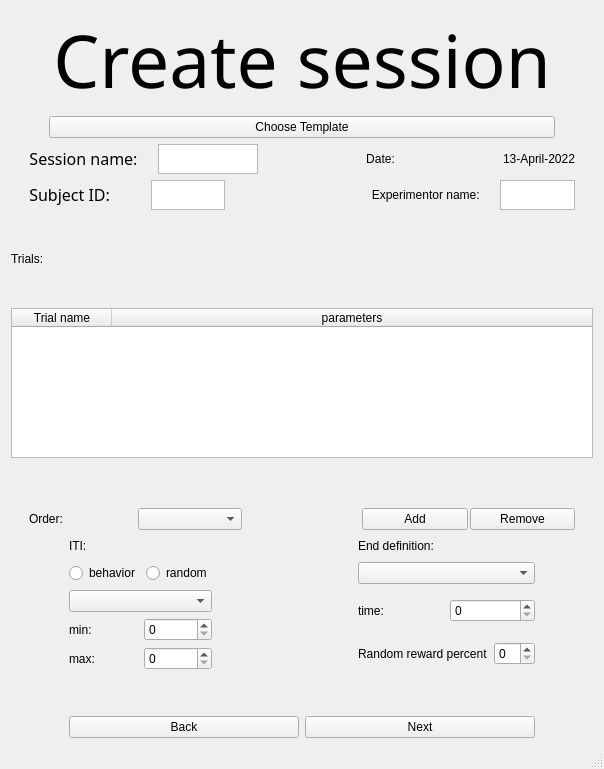
KehatSudri/Behavior_System2.0, file UI/create_session.ui: the form before one commit.
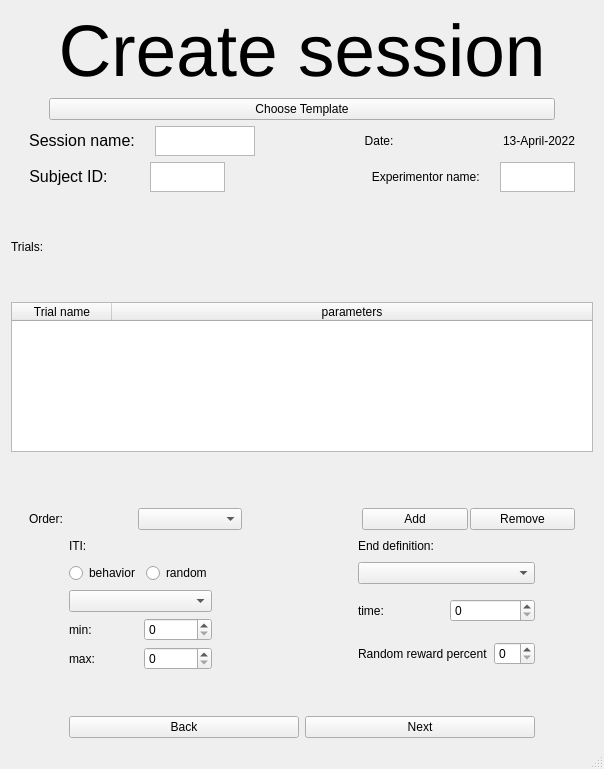
The form after the commit.

Commit message: chage font from Gabriola to Arial

Patch:
```diff
--- a/UI/create_session.ui
+++ b/UI/create_session.ui
@@ -362,7 +362,7 @@
           </property>
           <property name="font">
            <font>
-            <family>Gabriola</family>
+            <family>Arial</family>
             <pointsize>12</pointsize>
             <weight>50</weight>
             <italic>false</italic>
@@ -461,7 +461,7 @@
         </property>
         <property name="font">
          <font>
-          <family>David</family>
+          <family>Arial</family>
           <pointsize>55</pointsize>
           <weight>50</weight>
           <italic>false</italic>
@@ -594,7 +594,7 @@
           </property>
           <property name="font">
            <font>
-            <family>Gabriola</family>
+            <family>Arial</family>
             <pointsize>12</pointsize>
             <weight>50</weight>
             <italic>false</italic>
```
Left out of the diff: 34 changed lines with no effect on the pictures. The commit also changes 25 other files.
